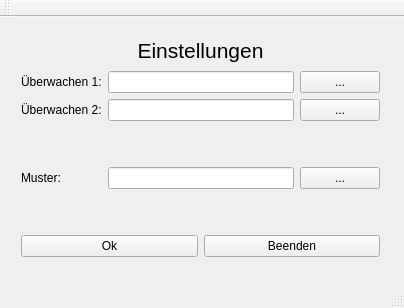
This is rsi.ui in Merhoc/re-stand-in as Qt 5 draws it before an edit. The edited form follows.
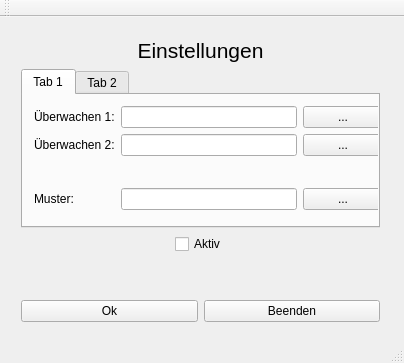
This is the edited form. The open tabs and pages were chosen to show the change.

Diff of the .ui file:
```diff
--- a/rsi.ui
+++ b/rsi.ui
@@ -7,20 +7,20 @@
     <x>0</x>
     <y>0</y>
     <width>404</width>
-    <height>308</height>
+    <height>363</height>
    </rect>
   </property>
   <property name="windowTitle">
    <string>rsi</string>
   </property>
   <widget class="QWidget" name="centralWidget">
-   <widget class="QWidget" name="">
+   <widget class="QWidget" name="layoutWidget">
     <property name="geometry">
      <rect>
       <x>10</x>
       <y>10</y>
       <width>381</width>
-      <height>241</height>
+      <height>306</height>
      </rect>
     </property>
     <layout class="QVBoxLayout" name="verticalLayout">
@@ -40,6 +40,23 @@
       </widget>
      </item>
      <item>
+      <widget class="QTabWidget" name="tabWidget">
+       <property name="currentIndex">
+        <number>1</number>
+       </property>
+       <widget class="QWidget" name="Allgemein">
+        <attribute name="title">
+         <string>Tab 1</string>
+        </attribute>
+        <widget class="QWidget" name="">
+         <property name="geometry">
+          <rect>
+           <x>0</x>
+           <y>0</y>
+           <width>371</width>
+           <height>126</height>
+          </rect>
+         </property>
       <layout class="QGridLayout" name="form">
        <property name="sizeConstraint">
         <enum>QLayout::SetDefaultConstraint</enum>
@@ -107,6 +124,61 @@
           <size>
            <width>20</width>
            <height>40</height>
+             </size>
+            </property>
+           </spacer>
+          </item>
+         </layout>
+        </widget>
+       </widget>
+       <widget class="QWidget" name="Erweitert">
+        <attribute name="title">
+         <string>Tab 2</string>
+        </attribute>
+        <widget class="QPlainTextEdit" name="log">
+         <property name="geometry">
+          <rect>
+           <x>3</x>
+           <y>5</y>
+           <width>361</width>
+           <height>141</height>
+          </rect>
+         </property>
+        </widget>
+       </widget>
+      </widget>
+     </item>
+     <item>
+      <layout class="QHBoxLayout" name="horizontalLayout_2">
+       <item>
+        <spacer name="horizontalSpacer">
+         <property name="orientation">
+          <enum>Qt::Horizontal</enum>
+         </property>
+         <property name="sizeHint" stdset="0">
+          <size>
+           <width>40</width>
+           <height>20</height>
+          </size>
+         </property>
+        </spacer>
+       </item>
+       <item>
+        <widget class="QCheckBox" name="checkbox_active">
+         <property name="text">
+          <string>Aktiv</string>
+         </property>
+        </widget>
+       </item>
+       <item>
+        <spacer name="horizontalSpacer_2">
+         <property name="orientation">
+          <enum>Qt::Horizontal</enum>
+         </property>
+         <property name="sizeHint" stdset="0">
+          <size>
+           <width>40</width>
+           <height>20</height>
           </size>
          </property>
         </spacer>
```
Lines whose indentation alone changed are shown as unchanged.
